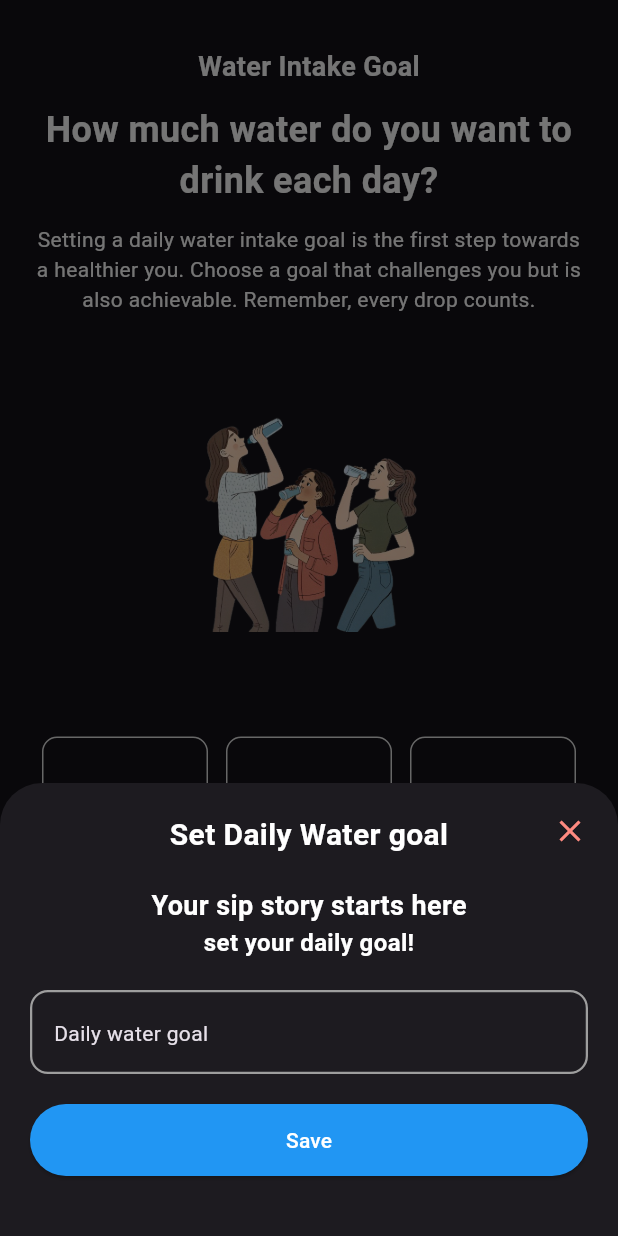
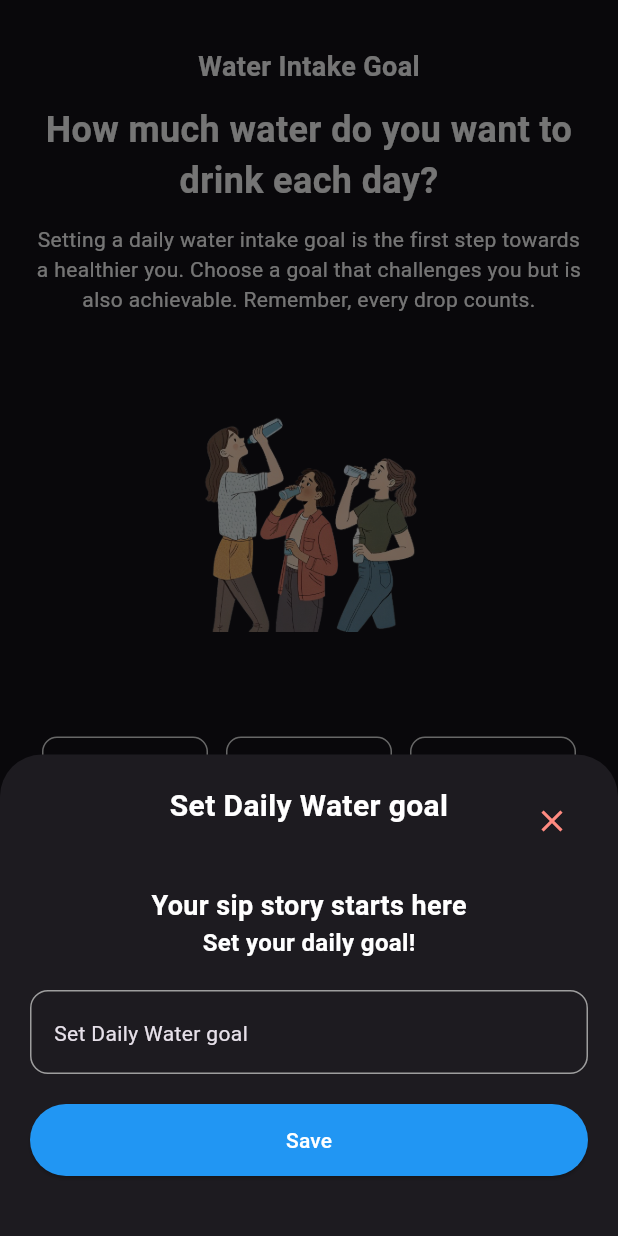
Before and after one commit to istutiagarwal/shiv_fit, a Flutter app: the screen it shows after launch, after a tap on "custom", on a phone screen of 412 x 824 dp. Run offline on Flutter 3.47's test engine with Material 3 defaults, Android fonts, the light colour scheme and no system bars; our stand-ins replace cloud_firestore, firebase_core, get, get_storage, hive, hive_flutter and 2 more; accounts and stored records are empty; generated files the repository leaves out were written again; Roboto replaces fonts that are missing (Poppins).

Commit message:
saving container data

```diff
--- a/lib/app/data/models/request/container_usage_request_model.dart
+++ b/lib/app/data/models/request/container_usage_request_model.dart
@@ -1,14 +1,25 @@
+import 'package:hive/hive.dart';
+
+import '../../../../utils/hive_type_ids.dart';
+
+part '../hive_adapters/container_usage_request_model.g.dart';
+
+@HiveType(typeId: HiveTypeIds.containerUsageRequestModel)
 class ContainerUsageRequestModel {
-  final String containerName;
-  final String volume;
-  final int count;
-  final String percentageUsed;
+  @HiveField(0)
+  final String? containerName;
+  @HiveField(1)
+  final String? volume;
+  @HiveField(2)
+  final int? count;
+  @HiveField(3)
+  final String? percentageUsed;
 
   ContainerUsageRequestModel({
-    required this.containerName,
-    required this.volume,
-    required this.count,
-    required this.percentageUsed,
+     this.containerName,
+     this.volume,
+    this.count,
+    this.percentageUsed,
   });
 
   factory ContainerUsageRequestModel.fromJson(Map<String, dynamic> json) {
@@ -16,7 +27,7 @@ class ContainerUsageRequestModel {
       containerName: json['containerName'],
       volume: json['volume'],
       count: json['count'],
-      percentageUsed: json['percentageUsed'] ,
+      percentageUsed: json['percentageUsed'],
     );
   }
 
@@ -28,4 +39,11 @@ class ContainerUsageRequestModel {
       'percentageUsed': percentageUsed,
     };
   }
+
+  String toString() => 'ContainerUsageRequestModel('
+      'containerName: $containerName,'
+      'volume: $volume,'
+      'count: $count,'
+      'percentageUsed: $percentageUsed,'
+      ')';
 }
--- a/lib/app/data/repository/onboarding_repository.dart
+++ b/lib/app/data/repository/onboarding_repository.dart
@@ -1,7 +1,10 @@
 import 'package:shiv_fit/app/base/base_repository.dart';
 import 'package:shiv_fit/app/data/models/dto/repo_response.dart';
+import 'package:shiv_fit/app/data/models/request/container_usage_request_model.dart';
 import 'package:shiv_fit/app/data/models/request/onboarding_request_model.dart';
 
 abstract class OnboardingRepository extends BaseRepository{
   Future<RepoResponse<OnboardingRequestModel>> saveWaterGoal(String selectedWaterGoal);
+
+  Future saveSelectedContainers(List<ContainerUsageRequestModel> selectedContainersList) async {}
 }
--- a/lib/app/data/values/app_constant.dart
+++ b/lib/app/data/values/app_constant.dart
@@ -34,6 +34,8 @@ class _WaterConstants {
       "Remember, every drop counts.";
   final String waterIntakeLabel =
       "What size of container do you use most often.";
+  final String litres = "litres";
+  final String save = "Save";
 
   //Hydration Reminder
 
@@ -57,6 +59,7 @@ class _WaterConstants {
 
   //onboarding
   final String weightGoalSuccess = 'Weight goal saved successfully 🎯';
+  final String waterContainerSuccess = "Water containers have been successfully saved";
   final String glass = "Glass";
   final String hydroFlask = "Hydro Flask";
   final String shaker = "Shaker";
@@ -70,4 +73,11 @@ class _WaterConstants {
   final String tumblerVolume = "500ml";
   final String waterBottleVolume = "1L";
 
+  // custom water intake
+final String setDailyWaterGoal = "Set Daily Water goal";
+final String waterGoalBSTitle = "Your sip story starts here";
+final String waterGoalBSDescription = "Set your daily goal!";
+final String customContainer = "Custom Container";
+final String addContainer = "Add container";
+
 }
--- a/lib/app/modules/onboarding/views/onboarding/bottom_sheets/custom_water_intake_goal_bottom_sheet.dart
+++ b/lib/app/modules/onboarding/views/onboarding/bottom_sheets/custom_water_intake_goal_bottom_sheet.dart
@@ -1,11 +1,19 @@
 import 'package:flutter/material.dart';
+import 'package:get/get.dart';
+import 'package:shiv_fit/app/data/values/app_constant.dart';
+import 'package:shiv_fit/app/modules/onboarding/controllers/onboarding_controller.dart';
+import 'package:shiv_fit/app/modules/onboarding/views/preferred_container_card.dart';
 import 'package:shiv_fit/app/theme/app_colors.dart';
 import 'package:shiv_fit/app/theme/app_dimens.dart';
 import 'package:shiv_fit/app/theme/styles.dart';
+import 'package:shiv_fit/service/navigation_helper.dart';
 import 'package:shiv_fit/widgets/buttons/primary_action_button.dart';
+import 'package:shiv_fit/widgets/text_field/custom_text_field.dart';
 
-class CustomWaterIntakeGoalBottomSheet extends StatelessWidget {
-  const CustomWaterIntakeGoalBottomSheet({super.key});
+class CustomWaterIntakeGoalBottomSheet extends GetView<OnboardingController> {
+  final TextEditingController textEditingController = TextEditingController();
+
+  CustomWaterIntakeGoalBottomSheet({super.key});
 
   @override
   Widget build(BuildContext context) {
@@ -25,7 +33,7 @@ class CustomWaterIntakeGoalBottomSheet extends StatelessWidget {
               Align(
                 alignment: Alignment.center,
                 child: Text(
-                  "Set Daily Water goal",
+                  AppConstant.water.setDailyWaterGoal,
                   style: Styles.blackBold(
                     AppDimens.dimens_20,
                     AppColors.black,
@@ -35,9 +43,12 @@ class CustomWaterIntakeGoalBottomSheet extends StatelessWidget {
               ),
               Align(
                 alignment: Alignment.centerRight,
-                child: Icon(
-                  Icons.close,
+                child: IconButton(
                   color: AppColors.red,
+                  onPressed: () {
+                    NavigationHelper.closeBottomSheet(context);
+                  },
+                  icon: const Icon(Icons.close),
                 ),
               ),
             ],
@@ -46,47 +57,30 @@ class CustomWaterIntakeGoalBottomSheet extends StatelessWidget {
             height: AppDimens.dimens_20,
           ),
           Text(
-            "Your sip story starts here",
+            AppConstant.water.waterGoalBSTitle,
             style: Styles.blackBold(AppDimens.dimens_18, AppColors.black),
           ),
           Text(
-            "set your daily goal!",
+            AppConstant.water.waterGoalBSDescription,
             style: Styles.blackBold(AppDimens.dimens_16, AppColors.black),
           ),
           SizedBox(
             height: AppDimens.dimens_20,
           ),
-          TextField(
-              decoration: InputDecoration(
-                hint: Text("Daily water goal"),
-                disabledBorder: OutlineInputBorder(
-                  borderSide: BorderSide(
-                    color: AppColors.grey,
-                    width: 1.0,
-                  ),
-                  borderRadius: BorderRadius.circular(8),
-                ),
-                enabledBorder: OutlineInputBorder(
-                  borderRadius: BorderRadius.circular(12),
-                  borderSide: BorderSide(
-                    color: Colors.grey,
-                    width: 1.5,
-                  ),
-                ),
-                focusedBorder: OutlineInputBorder(
-                  borderSide: BorderSide(
-                    color: AppColors.iceyBlue,
-                    width: 1.0,
-                  ),
-                  borderRadius: BorderRadius.circular(8),
-                ),
-                suffixText: "litres",
-              ),
-          ),
+          CustomTextField(
+              textEditingController: textEditingController,
+              label: AppConstant.water.setDailyWaterGoal,
+              suffixText: AppConstant.water.litres),
           SizedBox(
             height: AppDimens.dimens_20,
           ),
-          PrimaryActionButton(label: "Save", onPressed: () {}),
+          PrimaryActionButton(
+              label: AppConstant.water.save,
+              onPressed: () {
+                controller.handleWaterGoalClick(textEditingController.text);
+                NavigationHelper.closeBottomSheet(context);
+                Get.to(() => PreferredContainerCard());
+              }),
           SizedBox(
             height: AppDimens.dimens_20,
           ),
--- a/lib/app/modules/onboarding/views/preferred_container_card.dart
+++ b/lib/app/modules/onboarding/views/preferred_container_card.dart
@@ -127,6 +127,7 @@ class PreferredContainerCard extends GetView<OnboardingController> {
               PrimaryActionButton(
                 label: AppConstant.next,
                 onPressed: () {
+                 controller.handleWaterContainerSelection();
                   Get.toNamed(Routes.home);
                 },
                 isDisabled: false,
--- a/lib/app/modules/onboarding/views/water_goal_onboarding_card.dart
+++ b/lib/app/modules/onboarding/views/water_goal_onboarding_card.dart
@@ -70,12 +70,13 @@ class WaterGoalOnboardingCard extends GetView<OnboardingController> {
                           showModalBottomSheet(
                             context: context,
                             builder: (context) =>
-                                const CustomWaterIntakeGoalBottomSheet(),
+                                 CustomWaterIntakeGoalBottomSheet(),
                             isScrollControlled: true,
                           );
                         });
                       } else {
                         borderedChoiceBoxController.selectedIndex.value = index;
+                        controller.handleWaterGoalClick(tile.label);
                       }
                     },
                     index: index,
--- a/lib/app/modules/water/views/cards/water_container_stats_card.dart
+++ b/lib/app/modules/water/views/cards/water_container_stats_card.dart
@@ -73,7 +73,7 @@ class WaterContainerStatsCard extends GetView<WaterDayDetailsController> {
                       child: Align(
                           alignment: Alignment.center,
                           child: Text(
-                            container.containerName,
+                            container.containerName!,
                           )),
                     ),
 
@@ -81,14 +81,14 @@ class WaterContainerStatsCard extends GetView<WaterDayDetailsController> {
                     Expanded(
                       child: Align(
                           alignment: Alignment.center,
-                          child: Text(container.percentageUsed)),
+                          child: Text(container.percentageUsed!)),
                     ),
 
                     // 3. Total volume
                     Expanded(
                       child: Align(
                           alignment: Alignment.center,
-                          child: Text(container.volume)),
+                          child: Text(container.volume!)),
                     ),
 
                     // 4. Count
--- a/lib/service/firebase_service.dart
+++ b/lib/service/firebase_service.dart
@@ -48,7 +48,7 @@ class FirebaseService {
       print("${ _firestore.collection(collectionPath).doc(docId).set(data)}");
       return DataWrapper<void>(data: null);
     } catch (e) {
-      print("inside catch");
+      print("inside catch $e");
       final exception = ExceptionHandler.handle(e);
       return DataWrapper<void>(error: exception.message);
     }
--- a/lib/service/hive_adapter_registrar.dart
+++ b/lib/service/hive_adapter_registrar.dart
@@ -1,4 +1,5 @@
 import 'package:hive_flutter/adapters.dart';
+import 'package:shiv_fit/app/data/models/request/container_usage_request_model.dart';
 import 'package:shiv_fit/app/data/models/request/onboarding_request_model.dart';
 import 'package:shiv_fit/app/data/models/request/water_insight.dart';
 import 'package:shiv_fit/app/data/models/request/water_log_request_dto.dart';
@@ -12,6 +13,7 @@ class HiveAdapterRegistrar {
       ..registerAdapter(WaterLogRequestDtoAdapter())
       ..registerAdapter(WaterLogResponseDtoAdapter())
       ..registerAdapter(OnboardingRequestModelAdapter())
-      ..registerAdapter(OnboardingResponseModelAdapter());
+      ..registerAdapter(OnboardingResponseModelAdapter())
+      ..registerAdapter(ContainerUsageRequestModelAdapter());
   }
 }
--- a/lib/utils/hive_type_ids.dart
+++ b/lib/utils/hive_type_ids.dart
@@ -6,4 +6,5 @@ class HiveTypeIds {
   static const int onboardingResponseData = 4;
   static const int hydrationReminderRequestData = 5;
   static const int hydrationReminderResponseData = 6;
+  static const int containerUsageRequestModel = 7;
 }
--- /dev/null
+++ b/lib/widgets/text_field/custom_text_field.dart
@@ -0,0 +1,48 @@
+import 'package:flutter/material.dart';
+import 'package:shiv_fit/app/theme/app_colors.dart';
+import 'package:shiv_fit/app/theme/app_dimens.dart';
+
+class CustomTextField extends StatelessWidget {
+  final TextEditingController textEditingController;
+  final String label;
+  final String suffixText ;
+
+  const CustomTextField({
+    super.key,
+    required this.textEditingController,
+    required this.label,
+    required this.suffixText,
+  });
+
+  @override
+  Widget build(BuildContext context) {
+    return TextField(
+      controller: textEditingController,
+      decoration: InputDecoration(
+        hint: Text(label),
+        disabledBorder: OutlineInputBorder(
+          borderSide: BorderSide(
+            color: AppColors.grey,
+            width: AppDimens.dimens_1,
+          ),
+          borderRadius: BorderRadius.circular(AppDimens.dimens_8),
+        ),
+        enabledBorder: OutlineInputBorder(
+          borderRadius: BorderRadius.circular(AppDimens.dimens_12),
+          borderSide: BorderSide(
+            color: Colors.grey,
+            width: AppDimens.dimens_1,
+          ),
+        ),
+        focusedBorder: OutlineInputBorder(
+          borderSide: BorderSide(
+            color: AppColors.iceyBlue,
+            width: AppDimens.dimens_1,
+          ),
+          borderRadius: BorderRadius.circular(AppDimens.dimens_8),
+        ),
+        suffixText: suffixText,
+      ),
+    );
+  }
+}
```
Also changed, not shown: lib/app/data/models/request/onboarding_request_model.dart (+5 -3 lines), lib/app/data/repository/repository_impl/onboarding_repository_impl.dart (+29 -0 lines), lib/app/modules/onboarding/controllers/onboarding_controller.dart (+42 -0 lines), lib/app/modules/onboarding/views/onboarding/bottom_sheets/custom_container_bottom_sheet.dart (+29 -55 lines), lib/service/onboarding_hive_service.dart (+20 -0 lines), lib/app/data/models/hive_adapters/container_usage_request_model.g.dart.
